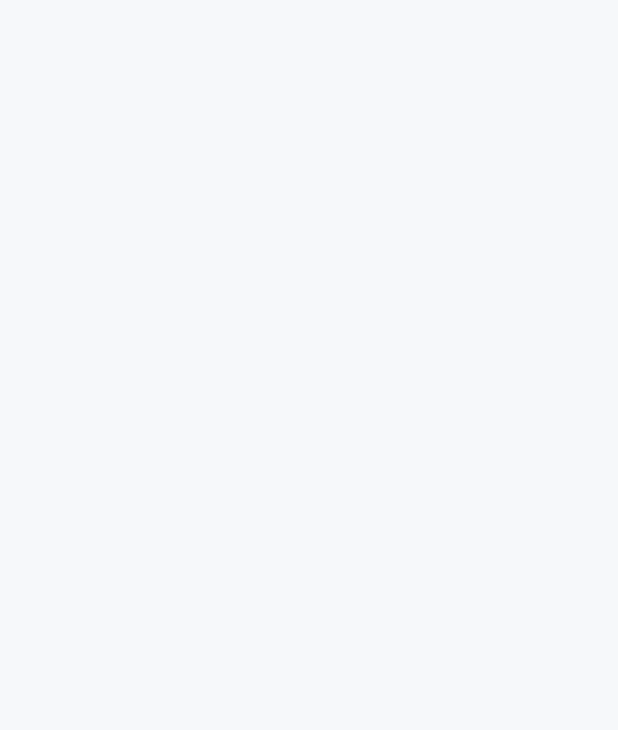
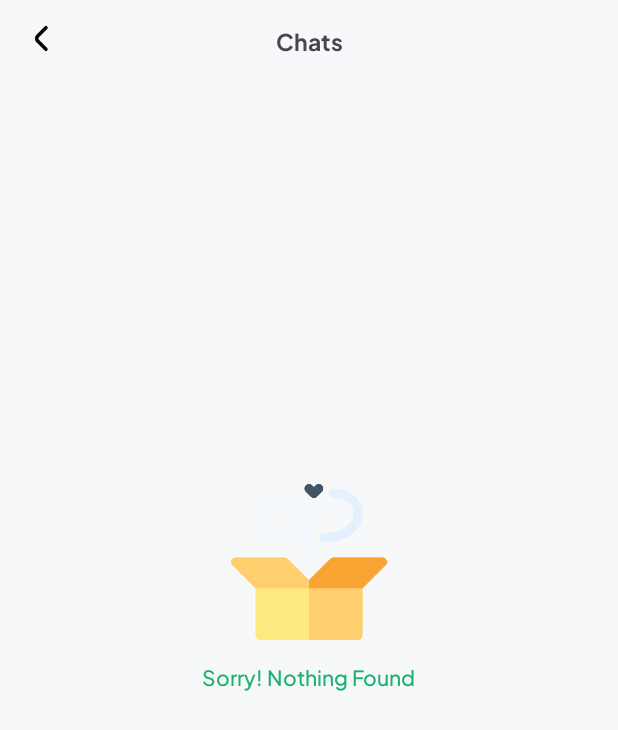
Before and after one commit to devzain-star/Delit-WhatsApp-Deleted-Data-Recovery, an Android app: the ChatsActivity screen opened directly, with no data from a screen before it, on a phone screen of 412 x 824 dp. Before the commit the part shown is empty. Shown: the top 730 px of the screen. Run offline under Robolectric (Android 15) with nearby library versions, the phone set to English and light mode, and no system bars; our stand-ins replace sdp/ssp sizes.

```diff
--- a/app/src/main/java/com/recover/deleted/messages/chat/recovery/ui/activities/ChatsActivity.kt
+++ b/app/src/main/java/com/recover/deleted/messages/chat/recovery/ui/activities/ChatsActivity.kt
@@ -1,17 +1,26 @@
 package com.recover.deleted.messages.chat.recovery.ui.activities
 
 import android.os.Bundle
+import android.widget.RelativeLayout
 import androidx.activity.enableEdgeToEdge
 import androidx.appcompat.app.AppCompatActivity
 import androidx.core.view.ViewCompat
 import androidx.core.view.WindowInsetsCompat
 import com.recover.deleted.messages.chat.recovery.R
+import com.recover.deleted.messages.chat.recovery.base.BaseActivity
+import com.recover.deleted.messages.chat.recovery.databinding.ActivityChatsBinding
 
-class ChatsActivity : AppCompatActivity() {
+class ChatsActivity : BaseActivity() {
+
+    private lateinit var binding: ActivityChatsBinding
+    private lateinit var emptyLay: RelativeLayout
     override fun onCreate(savedInstanceState: Bundle?) {
         super.onCreate(savedInstanceState)
         enableEdgeToEdge()
-        setContentView(R.layout.activity_chats)
+        binding = ActivityChatsBinding.inflate(layoutInflater)
+        setContentView(binding.root)
+        emptyLay = binding.root.findViewById(R.id.emptyLayout)
+        setHeader(getString(R.string.chats))
         ViewCompat.setOnApplyWindowInsetsListener(findViewById(R.id.main)) { v, insets ->
             val systemBars = insets.getInsets(WindowInsetsCompat.Type.systemBars())
             v.setPadding(systemBars.left, systemBars.top, systemBars.right, systemBars.bottom)
--- a/app/src/main/res/layout/activity_chats.xml
+++ b/app/src/main/res/layout/activity_chats.xml
@@ -1,10 +1,22 @@
 <?xml version="1.0" encoding="utf-8"?>
-<androidx.constraintlayout.widget.ConstraintLayout xmlns:android="http://schemas.android.com/apk/res/android"
+<LinearLayout
+    xmlns:android="http://schemas.android.com/apk/res/android"
     xmlns:app="http://schemas.android.com/apk/res-auto"
     xmlns:tools="http://schemas.android.com/tools"
     android:id="@+id/main"
+    android:orientation="vertical"
     android:layout_width="match_parent"
     android:layout_height="match_parent"
     tools:context=".ui.activities.ChatsActivity">
 
-</androidx.constraintlayout.widget.ConstraintLayout>
+    <include
+        layout="@layout/header_layout"/>
+
+    <RelativeLayout
+        android:layout_width="match_parent"
+        android:layout_height="match_parent">
+        <include layout="@layout/empty_lay" />
+    </RelativeLayout>
+
+
+</LinearLayout>
--- /dev/null
+++ b/app/src/main/res/layout/empty_lay.xml
@@ -0,0 +1,33 @@
+<?xml version="1.0" encoding="utf-8"?>
+<RelativeLayout xmlns:android="http://schemas.android.com/apk/res/android"
+    android:id="@+id/emptyLayout"
+    android:layout_width="match_parent"
+    android:layout_height="wrap_content"
+    android:layout_centerInParent="true"
+    android:layout_gravity="center"
+    android:visibility="visible"
+    >
+
+    <LinearLayout
+        android:layout_width="match_parent"
+        android:layout_height="wrap_content"
+        android:gravity="center"
+        android:orientation="vertical">
+
+        <ImageView
+            android:layout_width="@dimen/_80sdp"
+            android:layout_height="@dimen/_80sdp"
+            android:alpha="0.8"
+            android:src="@drawable/empty" />
+
+        <TextView
+            android:layout_width="wrap_content"
+            android:layout_height="wrap_content"
+            android:layout_marginBottom="@dimen/_60sdp"
+            android:fontFamily="@font/medium"
+            android:padding="@dimen/_10sdp"
+            android:text="@string/sorry_nothing_found"
+            android:textColor="@color/primary"
+            android:textSize="@dimen/_11sdp" />
+    </LinearLayout>
+</RelativeLayout>
--- a/app/src/main/res/values/strings.xml
+++ b/app/src/main/res/values/strings.xml
@@ -30,4 +30,6 @@
     <string name="browse_whatsapp_deleted_videos">Browse WhatsApp deleted videos</string>
     <string name="deleted_images">Deleted Images</string>
     <string name="find_whatsapp_deleted_images">Find WhatsApp deleted images</string>
+    <string name="sorry_nothing_found">Sorry! Nothing Found</string>
+
 </resources>
```
Also changed, not shown: app/src/main/java/com/recover/deleted/messages/chat/recovery/ui/activities/ImagesActivity.kt (+11 -2 lines), app/src/main/java/com/recover/deleted/messages/chat/recovery/ui/activities/StatusActivity.kt (+10 -2 lines), app/src/main/java/com/recover/deleted/messages/chat/recovery/ui/activities/VideosActivity.kt (+10 -2 lines), app/src/main/res/layout/activity_images.xml (+12 -2 lines), app/src/main/res/layout/activity_status.xml (+14 -2 lines), app/src/main/res/layout/activity_videos.xml (+14 -2 lines), app/src/main/res/drawable/empty.png (added).
